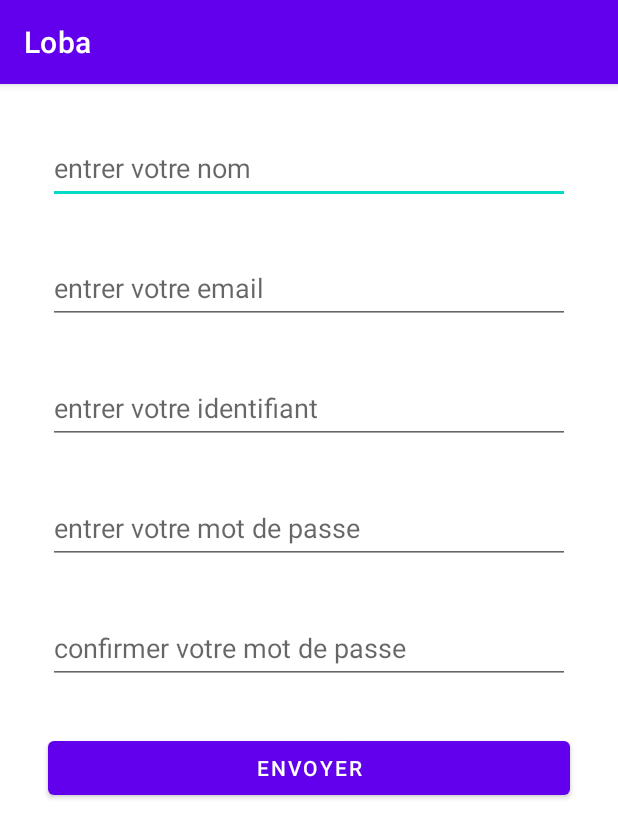
After one commit to e2palmes/loba, an Android app: the RegisterActivity screen opened directly, with no data from a screen before it, on a phone screen of 412 x 824 dp. The commit adds this screen. Shown: the top 838 px of the screen. Run offline under Robolectric (Android 15) with nearby library versions, the phone set to English and light mode, and no system bars; our stand-ins replace Firebase (no records; nobody signed in at launch, a user with empty details on screens opened directly).

Commit message:
merge 2 projects

```diff
--- a/app/build.gradle
+++ b/app/build.gradle
@@ -46,8 +46,9 @@ dependencies {
     implementation 'androidx.appcompat:appcompat:1.6.1'
     implementation 'com.google.android.material:material:1.8.0'
     implementation 'androidx.constraintlayout:constraintlayout:2.1.4'
-    implementation 'com.google.firebase:firebase-auth-ktx:21.1.0'
-    implementation 'com.google.firebase:firebase-firestore-ktx:24.4.4'
+    implementation 'com.google.firebase:firebase-storage-ktx:20.2.0'
+    implementation 'com.google.firebase:firebase-auth-ktx:22.0.0'
+    implementation 'com.google.firebase:firebase-firestore-ktx:24.6.1'
     implementation 'androidx.core:core-ktx:1.9.0'
     testImplementation 'junit:junit:4.13.2'
     androidTestImplementation 'androidx.test.ext:junit:1.1.5'
--- /dev/null
+++ b/app/src/main/java/com/example/loba/RegisterActivity.kt
@@ -0,0 +1,110 @@
+package com.example.loba
+
+import android.content.Intent
+import androidx.appcompat.app.AppCompatActivity
+import android.os.Bundle
+import android.widget.Button
+import android.widget.EditText
+import android.widget.Toast
+import com.example.loba.models.User
+import com.google.firebase.auth.FirebaseAuth
+import com.google.firebase.firestore.FirebaseFirestore
+
+class RegisterActivity : AppCompatActivity() {
+    private lateinit var auth: FirebaseAuth
+    private lateinit var registerButton: Button
+    private lateinit var emailEditText: EditText
+    private lateinit var fullnameEditText: EditText
+    private lateinit var usernameEditText: EditText
+    private lateinit var passwordEditText: EditText
+    private lateinit var confirmPasswordEditText: EditText
+
+    override fun onCreate(savedInstanceState: Bundle?) {
+        super.onCreate(savedInstanceState)
+        setContentView(R.layout.activity_register)
+
+        fullnameEditText = findViewById(R.id.etFullname)
+        emailEditText = findViewById(R.id.etEmail)
+        usernameEditText = findViewById(R.id.etUsername)
+        passwordEditText = findViewById(R.id.etPassword)
+        confirmPasswordEditText = findViewById(R.id.etConfirm_Password)
+        registerButton = findViewById(R.id.btnRegister)
+
+
+        auth = FirebaseAuth.getInstance()
+
+        registerButton.setOnClickListener {
+
+            val fullname = fullnameEditText.text.toString().trim()
+            val email = emailEditText.text.toString().trim()
+            val username = usernameEditText.text.toString().trim()
+            val password = passwordEditText.text.toString().trim()
+            val confirm_password = confirmPasswordEditText.text.toString().trim()
+
+            // Validate user input
+
+            if (email.isNotEmpty() && username.isNotEmpty()
+                && fullname.isNotEmpty()
+                && password.isNotEmpty()
+                && confirm_password.isNotEmpty()
+
+            ) {
+
+                if( password.compareTo(confirm_password) != 0 )//test identical password
+                {
+                    Toast.makeText(
+                        baseContext,
+                        "Les 2 mots de passe ne se ressembblent pas",
+                        Toast.LENGTH_SHORT
+                    ).show()
+                }
+                auth.createUserWithEmailAndPassword(email, password)
+                    .addOnCompleteListener(this) { task ->
+                        if (task.isSuccessful) {
+
+                            // User registration successful, update UI with user information
+                            val user = auth.currentUser
+
+                            // Create a User object to store additional user information
+                            val newUser = User(fullname, username, email)
+
+                            // Store user information in Firestore Users collection
+                            FirebaseFirestore.getInstance().collection("Users")
+                                .document(user?.uid!!)
+                                .set(newUser)
+                                .addOnSuccessListener {
+                                    // User information stored successfully, redirect to HomeActivity
+                                    val intent = Intent(this, PostsActivity::class.java)
+                                    intent.flags = Intent.FLAG_ACTIVITY_NEW_TASK or Intent.FLAG_ACTIVITY_CLEAR_TASK
+                                    startActivity(intent)
+                                    finish()
+                                }
+                                .addOnFailureListener {
+                                    // Failed to store user information in Firestore, delete user from Firebase Authentication
+                                    user.delete()
+                                        .addOnCompleteListener { deleteTask ->
+                                            if (deleteTask.isSuccessful) {
+                                                Toast.makeText(
+                                                    baseContext,
+                                                    "Failed to store user",
+                                                    Toast.LENGTH_SHORT
+                                                ).show()
+                                            }
+                                        }
+                                }
+                        } else { // User registration failed due to some error, display a message to the user
+
+                            Toast.makeText(
+                                baseContext,
+                                "Registration Failed",
+                                Toast.LENGTH_SHORT
+                            ).show()
+                        }
+                    }
+
+            }else{//end validate input
+                Toast.makeText(this, "Entrer tous les champs", Toast.LENGTH_SHORT).show()
+            }
+        }
+    }
+}
--- a/app/src/main/java/com/example/loba/models/User.kt
+++ b/app/src/main/java/com/example/loba/models/User.kt
@@ -1,8 +1,7 @@
 package com.example.loba.models
 
 data class User(
-    var firstname: String = "",
-    var lastname: String = "",
+    var fullname: String ="",
     var username: String = "",
-    var password : String = ""
+    var email : String = "",
 )
--- /dev/null
+++ b/app/src/main/res/layout/activity_register.xml
@@ -0,0 +1,63 @@
+<?xml version="1.0" encoding="utf-8"?>
+<LinearLayout xmlns:android="http://schemas.android.com/apk/res/android"
+    xmlns:app="http://schemas.android.com/apk/res-auto"
+    xmlns:tools="http://schemas.android.com/tools"
+    android:layout_width="match_parent"
+    android:layout_height="match_parent"
+    android:layout_margin="16dp"
+    android:orientation="vertical"
+    tools:context=".LoginActivity">
+
+  <EditText
+      android:id="@+id/etFullname"
+      android:layout_width="match_parent"
+      android:layout_height="48dp"
+      android:layout_margin="16dp"
+      android:ems="10"
+      android:hint="entrer votre nom"
+      android:inputType="textEmailAddress" />
+
+  <EditText
+      android:id="@+id/etEmail"
+      android:layout_width="match_parent"
+      android:layout_height="48dp"
+      android:layout_margin="16dp"
+      android:ems="10"
+      android:hint="entrer votre email"
+      android:inputType="textEmailAddress" />
+
+  <EditText
+      android:id="@+id/etUsername"
+      android:layout_width="match_parent"
+      android:layout_height="48dp"
+      android:layout_margin="16dp"
+      android:ems="10"
+      android:hint="entrer votre identifiant"
+      android:inputType="textEmailAddress" />
+
+
+  <EditText
+      android:id="@+id/etPassword"
+      android:layout_width="match_parent"
+      android:layout_height="48dp"
+      android:layout_margin="16dp"
+      android:ems="10"
+      android:hint="entrer votre mot de passe"
+      android:inputType="textPassword" />
+
+  <EditText
+      android:id="@+id/etConfirm_Password"
+      android:layout_width="match_parent"
+      android:layout_height="48dp"
+      android:layout_margin="16dp"
+      android:ems="10"
+      android:hint="confirmer votre mot de passe"
+      android:inputType="textPassword" />
+
+  <Button
+      android:id="@+id/btnRegister"
+      android:layout_width="match_parent"
+      android:layout_height="wrap_content"
+      android:layout_margin="16dp"
+      android:text="Envoyer" />
+</LinearLayout>
```
Also changed, not shown: app/src/main/AndroidManifest.xml (+7 -1 lines), app/src/main/java/com/example/loba/LoginActivity.kt (+11 -0 lines), app/src/main/java/com/example/loba/NewPostActivity.kt (added, +152 -0 lines), app/src/main/java/com/example/loba/PostsActivity.kt (+54 -39 lines), app/src/main/java/com/example/loba/adapters/PostsAdapter.kt (renamed from app/src/main/java/com/example/loba/PostsAdapter.kt, +14 -3 lines), app/src/main/java/com/example/loba/models/Post.kt (+5 -5 lines), app/src/main/res/layout/activity_login.xml (+12 -2 lines), app/src/main/res/layout/activity_new_post.xml (added, +58 -0 lines), app/src/main/res/layout/activity_posts.xml (+12 -0 lines), 1 other file.
